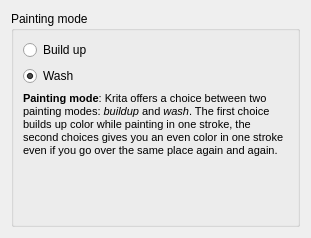
Above: krita/plugins/paintops/libpaintop/wdgincremental.ui from KDE/krita before the change. Below: the same form after it.
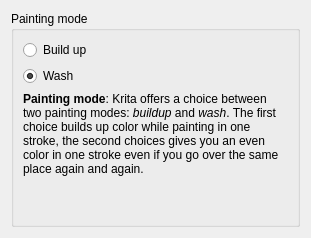
That is the form after the change.

Commit message:
use simpler markup (entered in qtdesigner by hand) to make translators' life easier
CCMAIL:boud@rempt.xs4all.nl

```diff
--- a/krita/plugins/paintops/libpaintop/wdgincremental.ui
+++ b/krita/plugins/paintops/libpaintop/wdgincremental.ui
@@ -49,11 +49,8 @@
 &lt;p style=" margin-top:0px; margin-bottom:0px; margin-left:0px; margin-right:0px; -qt-block-indent:0; text-indent:0px;">&lt;span style=" font-weight:600;">Note:&lt;/span> this is the same thing as the "incremental" option in the Krita 1.6 freehand tool options.&lt;/p>&lt;/body>&lt;/html></string>
         </property>
         <property name="text" >
-         <string>&lt;!DOCTYPE HTML PUBLIC "-//W3C//DTD HTML 4.0//EN" "http://www.w3.org/TR/REC-html40/strict.dtd">
-&lt;html>&lt;head>&lt;meta name="qrichtext" content="1" />&lt;style type="text/css">
-p, li { white-space: pre-wrap; }
-&lt;/style>&lt;/head>&lt;body style=" font-family:'Bitstream Vera Sans'; font-size:8pt; font-weight:400; font-style:normal;">
-&lt;p style=" margin-top:0px; margin-bottom:0px; margin-left:0px; margin-right:0px; -qt-block-indent:0; text-indent:0px;">&lt;span style=" font-weight:600;">Painting mode&lt;/span>: Krita offers a choice between two painting modes: &lt;span style=" font-style:italic;">buildup&lt;/span> and &lt;span style=" font-style:italic;">wash&lt;/span>. The first choice builds up color while painting in one stroke, the second choices gives you an even color in one stroke even if you go over the same place again and again.&lt;/p>&lt;/body>&lt;/html></string>
+         <string>&lt;html>
+&lt;p>&lt;b>Painting mode&lt;/b>: Krita offers a choice between two painting modes: &lt;i>buildup&lt;/i> and &lt;i>wash&lt;/i>. The first choice builds up color while painting in one stroke, the second choices gives you an even color in one stroke even if you go over the same place again and again.&lt;/p>&lt;/html></string>
         </property>
         <property name="textFormat" >
          <enum>Qt::RichText</enum>
```
Left out of the diff: 7 changed lines with no effect on the pictures.
